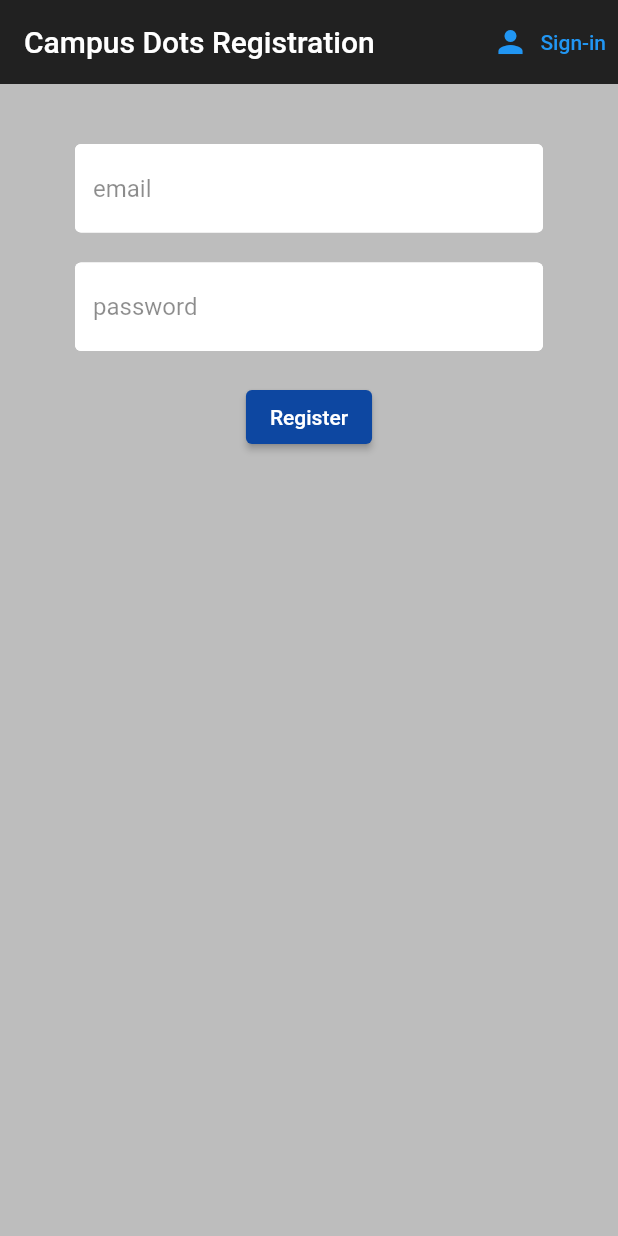
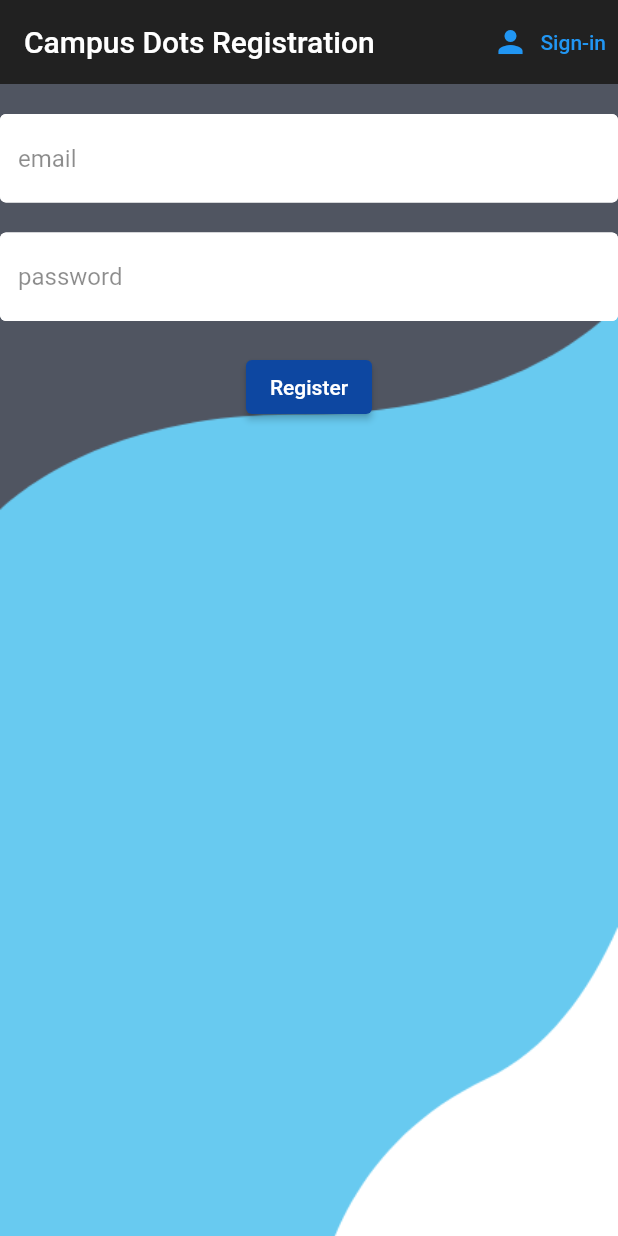
Before and after one commit to smr29/DsceCampusDots, a Flutter app: the screen it shows after launch, after a tap on "Sign-in", after a tap on "Register", on a phone screen of 412 x 824 dp. Run offline on Flutter 3.47's test engine with Material 2 defaults, Android fonts, the phone set to English and light mode, and no system bars; our stand-ins replace cloud_firestore, firebase_auth, firebase_core, flutter_spinkit, table_calendar; accounts and stored records are empty.

Commit message:
frontend images added

```diff
--- a/lib/screens/authenticate/register.dart
+++ b/lib/screens/authenticate/register.dart
@@ -29,7 +29,7 @@ class _RegisterState extends State<Register> {
     return loading
         ? const Loading()
         : Scaffold(
-            backgroundColor: Colors.grey[400],
+            //backgroundColor: Colors.grey[400],
             appBar: AppBar(
               backgroundColor: Colors.grey[900],
               elevation: 0.0,
@@ -44,9 +44,15 @@ class _RegisterState extends State<Register> {
                 )
               ],
             ),
-            body: Container(
-              padding:
-                  const EdgeInsets.symmetric(vertical: 20.0, horizontal: 50.0),
+            body: DecoratedBox(
+              decoration: const BoxDecoration(
+                image: DecorationImage(
+                    image: AssetImage("assets/register.png"),
+                    fit: BoxFit.cover),
+              ),
+              // body: Container(
+              //   padding:
+              //       const EdgeInsets.symmetric(vertical: 20.0, horizontal: 50.0),
               child: Form(
                 key: _formKey,
                 child: Column(
--- a/lib/screens/authenticate/sign_in.dart
+++ b/lib/screens/authenticate/sign_in.dart
@@ -29,7 +29,7 @@ class _SignInState extends State<SignIn> {
     return loading
         ? const Loading()
         : Scaffold(
-            backgroundColor: Colors.grey[400],
+            //backgroundColor: Colors.grey[400],
             appBar: AppBar(
               backgroundColor: Colors.grey[900],
               elevation: 0.0,
@@ -44,9 +44,14 @@ class _SignInState extends State<SignIn> {
                 )
               ],
             ),
-            body: Container(
-              padding:
-                  const EdgeInsets.symmetric(vertical: 20.0, horizontal: 50.0),
+            body: DecoratedBox(
+              decoration: const BoxDecoration(
+                image: DecorationImage(
+                    image: AssetImage("assets/login.png"), fit: BoxFit.cover),
+              ),
+              // body: Container(
+              //   padding:
+              //       const EdgeInsets.symmetric(vertical: 20.0, horizontal: 50.0),
               child: Form(
                 key: _formKey,
                 child: Column(
```
Also changed, not shown: 1 other file.
